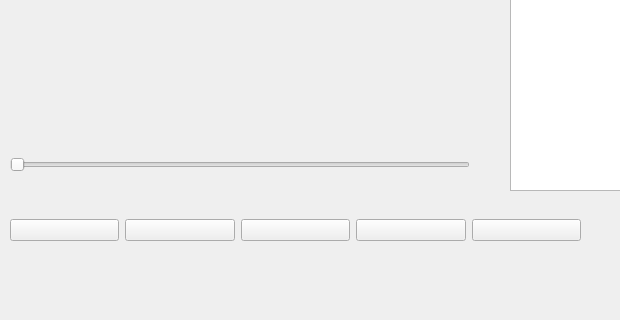
Before: the Qt Designer form mainwindow.ui in Zqiangqiang/MusicPlayer, drawn with Qt 5; both pictures show x 0 to 620 and y 280 to 600 of the 800 by 600 pixel window.
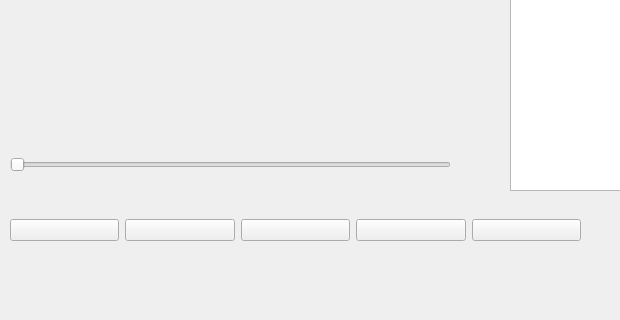
After: the same form once the commit is applied.

The edit to the form file:
```diff
--- a/mainwindow.ui
+++ b/mainwindow.ui
@@ -39,7 +39,7 @@
      <rect>
       <x>10</x>
       <y>430</y>
-      <width>460</width>
+      <width>441</width>
       <height>30</height>
      </rect>
     </property>
```
Left out of the diff: 13 changed lines with no effect on the pictures.
